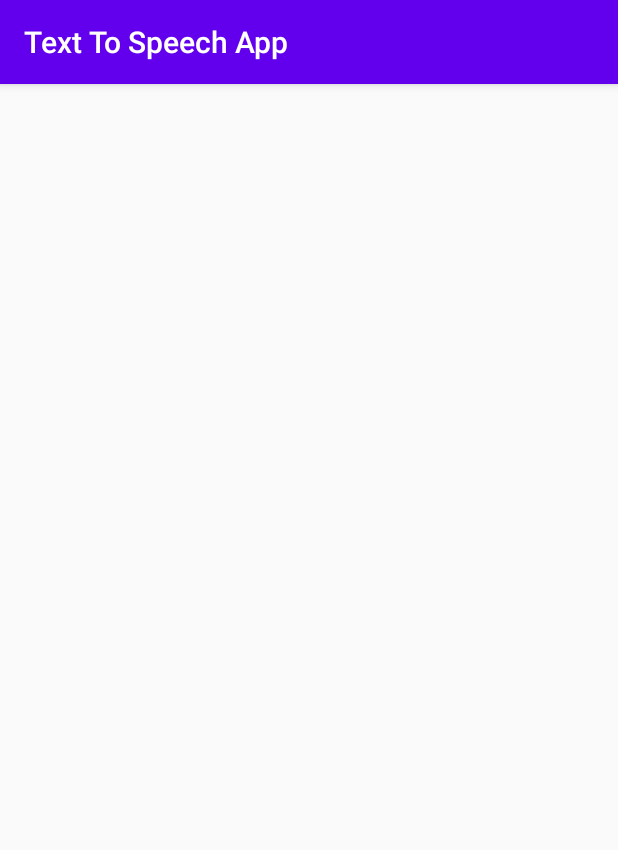
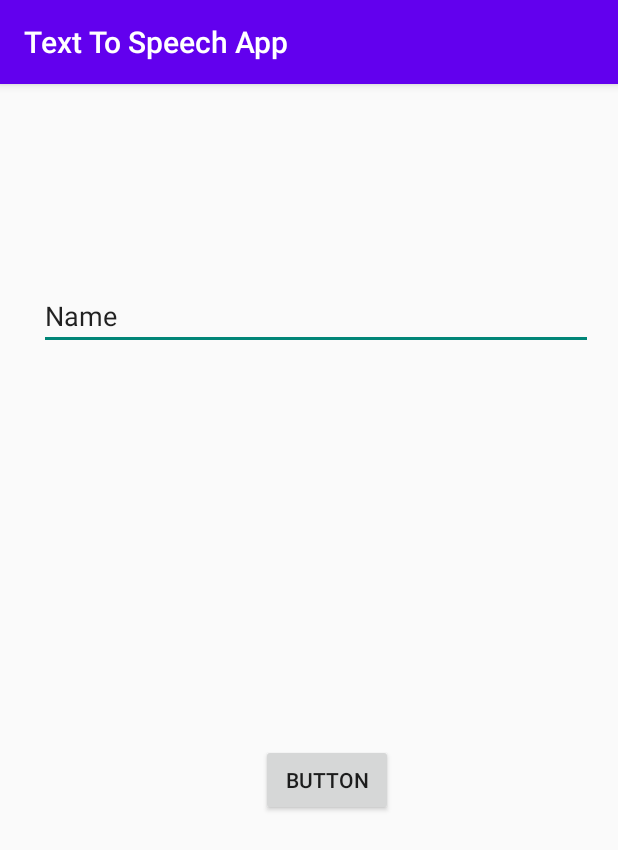
Before and after one commit to KumarSanskar/Text_To_Speech_App, an Android app: the screen it shows after launch (MainActivity), on a phone screen of 412 x 824 dp. Shown: the top 850 px of the screen. Run offline under Robolectric (Android 15) with nearby library versions, the phone set to English and light mode, and no system bars.

Commit message:
inserted a editText view and a button

```diff
--- a/app/src/main/res/layout/activity_main.xml
+++ b/app/src/main/res/layout/activity_main.xml
@@ -4,4 +4,32 @@
     xmlns:tools="http://schemas.android.com/tools"
     android:layout_width="match_parent"
     android:layout_height="match_parent"
-    tools:context=".MainActivity"/>
+    tools:context=".MainActivity">
+
+    <EditText
+        android:id="@+id/editTextTextPersonName"
+        android:layout_width="369dp"
+        android:layout_height="wrap_content"
+        android:layout_alignParentStart="true"
+        android:layout_alignParentLeft="true"
+        android:layout_alignParentTop="true"
+        android:layout_centerHorizontal="true"
+        android:layout_marginStart="26dp"
+        android:layout_marginLeft="26dp"
+        android:layout_marginTop="132dp"
+        android:ems="10"
+        android:inputType="textPersonName"
+        android:text="Name" />
+
+    <Button
+        android:id="@+id/button"
+        android:layout_width="wrap_content"
+        android:layout_height="wrap_content"
+        android:layout_alignParentEnd="true"
+        android:layout_alignParentRight="true"
+        android:layout_alignParentBottom="true"
+        android:layout_marginEnd="150dp"
+        android:layout_marginRight="150dp"
+        android:layout_marginBottom="280dp"
+        android:text="Button" />
+</RelativeLayout>
```
